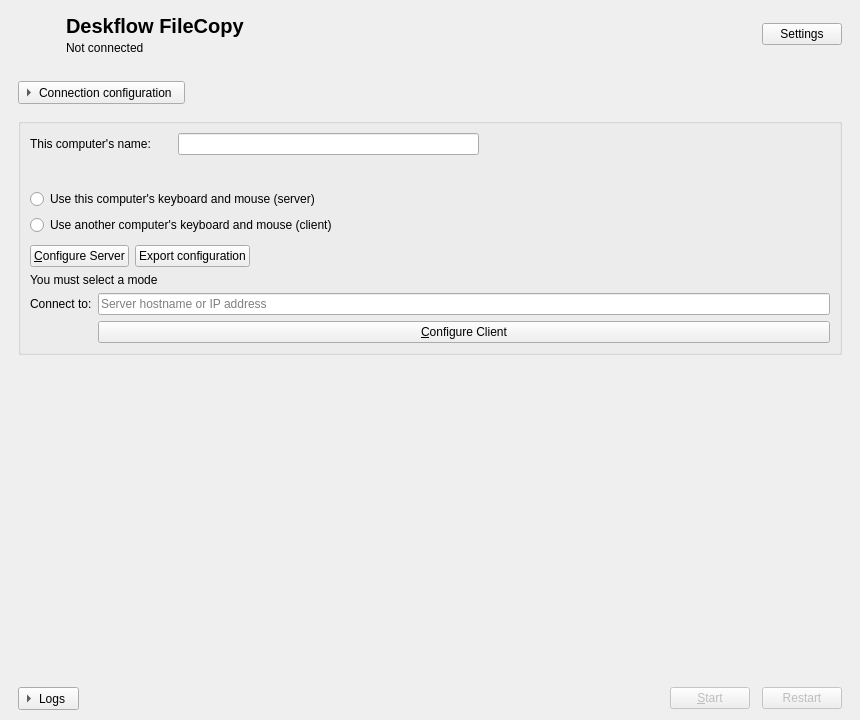
Old version of the form src/lib/gui/MainWindow.ui in the repository EugeneEvan/deskflow-filecopy.
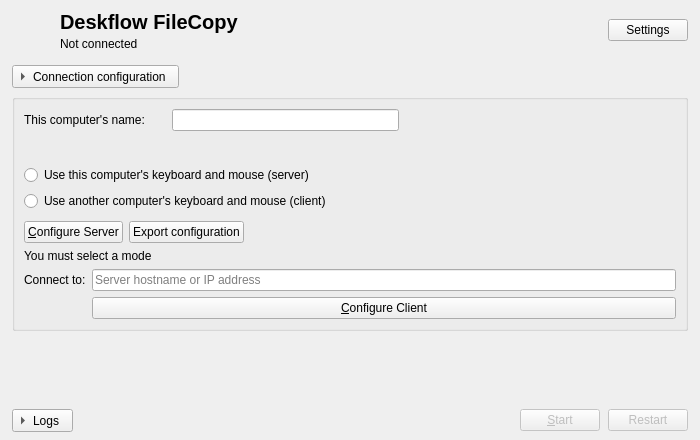
New version of the form. Icons and pictures are not drawn.

```diff
--- a/src/lib/gui/MainWindow.ui
+++ b/src/lib/gui/MainWindow.ui
@@ -2,14 +2,14 @@
 <ui version="4.0">
  <class>MainWindow</class>
  <widget class="QMainWindow" name="MainWindow">
-  <property name="geometry"><rect><x>0</x><y>0</y><width>860</width><height>720</height></rect></property>
+  <property name="geometry"><rect><x>0</x><y>0</y><width>700</width><height>440</height></rect></property>
   <widget class="QWidget" name="topLevelWidget">
    <layout class="QVBoxLayout" name="mainLayout">
-    <property name="spacing"><number>12</number></property>
-    <property name="leftMargin"><number>18</number></property>
-    <property name="topMargin"><number>14</number></property>
-    <property name="rightMargin"><number>18</number></property>
-    <property name="bottomMargin"><number>10</number></property>
+    <property name="spacing"><number>8</number></property>
+    <property name="leftMargin"><number>12</number></property>
+    <property name="topMargin"><number>10</number></property>
+    <property name="rightMargin"><number>12</number></property>
+    <property name="bottomMargin"><number>8</number></property>
     <item>
      <layout class="QHBoxLayout" name="headerLayout">
       <property name="spacing"><number>12</number></property>
@@ -31,7 +31,7 @@
       <property name="widgetResizable"><bool>true</bool></property>
       <widget class="QWidget" name="contentWidget">
        <layout class="QVBoxLayout" name="contentLayout">
-        <property name="spacing"><number>14</number></property>
+        <property name="spacing"><number>6</number></property>
         <property name="leftMargin"><number>0</number></property>
         <property name="topMargin"><number>0</number></property>
         <property name="rightMargin"><number>0</number></property>
```
